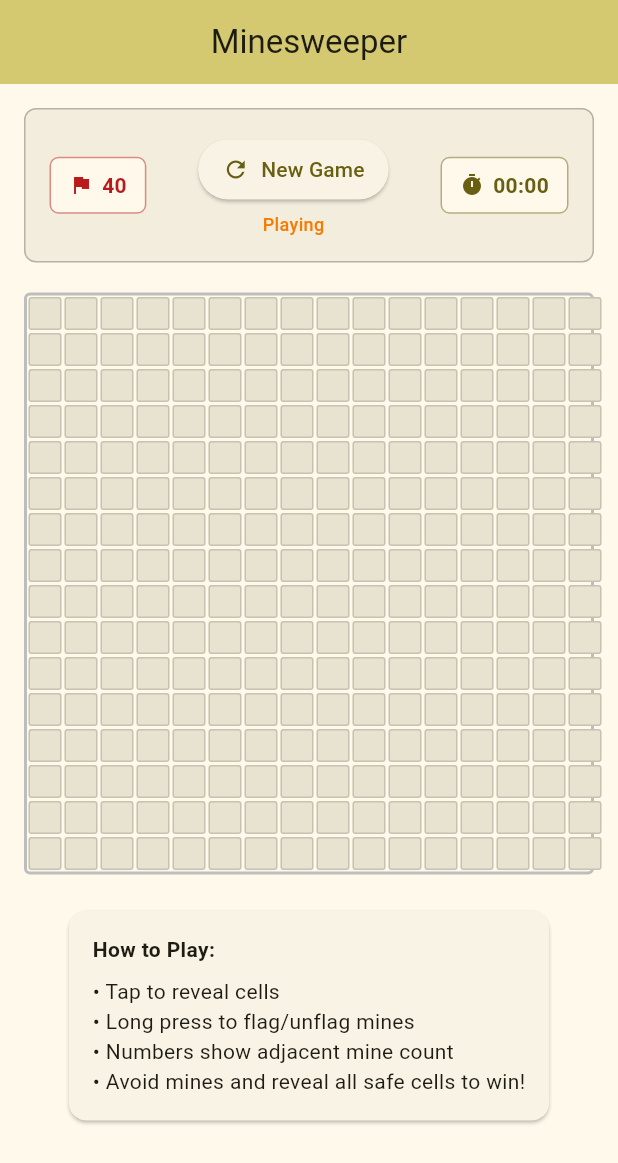
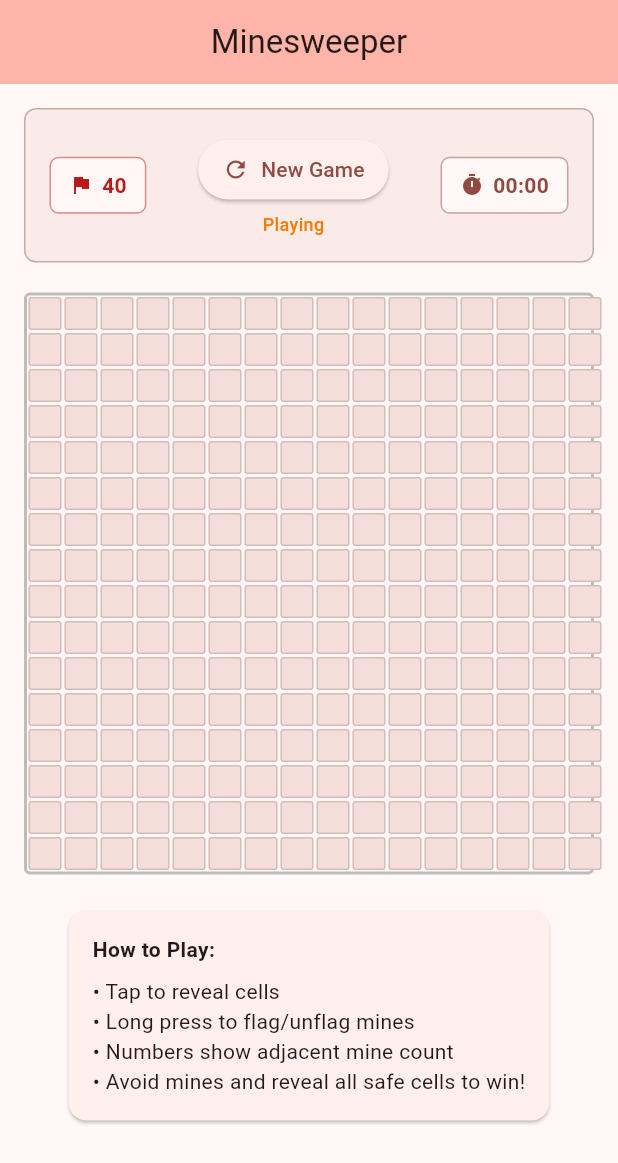
Before and after one commit to BirjuVachhani/mine_sweeper, a Flutter app: the screen it shows after launch, on a phone screen of 412 x 824 dp. Shown: the top 1163 px of the screen. Run offline on Flutter 3.47's test engine with Material 3 defaults, Android fonts, the phone set to English and light mode, and no system bars.

Commit message:
Change the seed color to red

```diff
--- a/lib/main.dart
+++ b/lib/main.dart
@@ -14,7 +14,7 @@ class MinesweeperApp extends StatelessWidget {
       title: 'Minesweeper',
       theme: ThemeData(
         colorScheme: ColorScheme.fromSeed(
-          seedColor: Colors.yellow,
+          seedColor: Colors.red,
           brightness: Brightness.light,
         ),
         useMaterial3: true,
```
